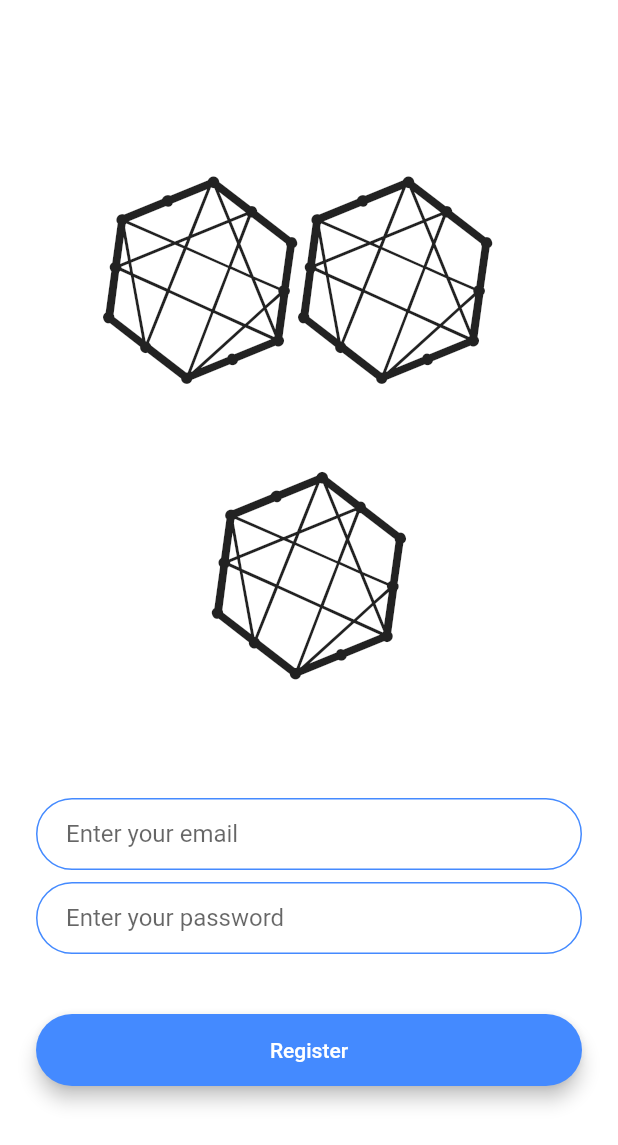
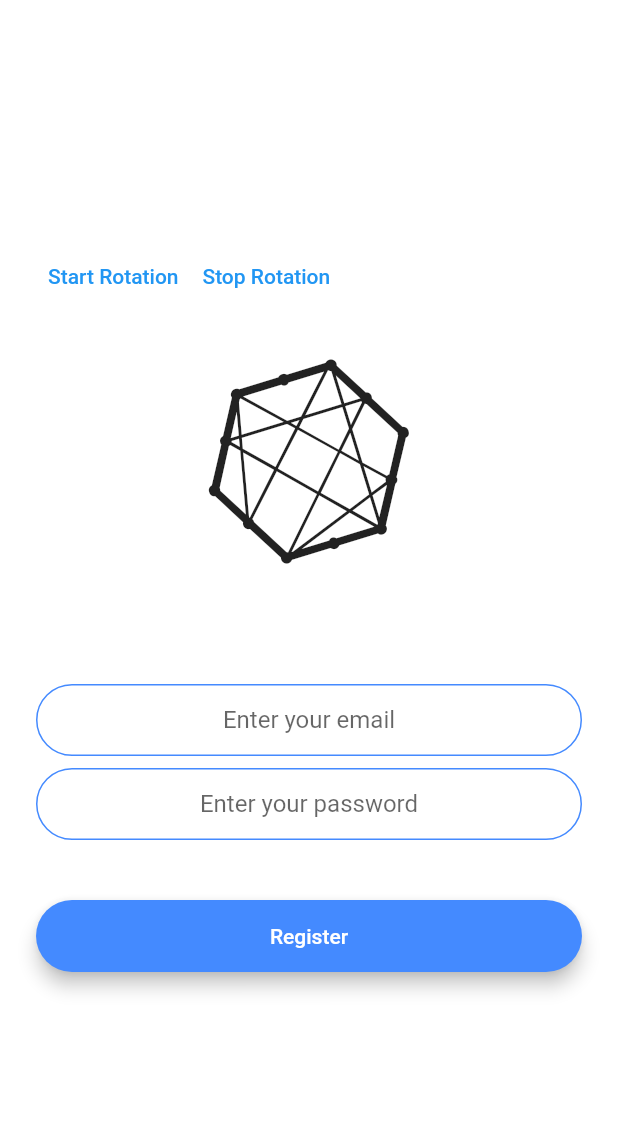
Before and after one commit to NoderCoder/SuperStoic, a Flutter app: the RegistrationScreen screen opened by its route, after a tap on "Register", on a phone screen of 412 x 824 dp. Shown: the top 1145 px of the screen. Run offline on Flutter 3.47's test engine with Material 2 defaults, Android fonts, the light colour scheme and no system bars; our stand-ins replace animated_text_kit, firebase_auth, firebase_core, font_awesome_flutter; accounts and stored records are empty.

Commit message:
only IOS fire registeration working

```diff
--- a/lib/main.dart
+++ b/lib/main.dart
@@ -5,7 +5,13 @@ import 'screens/Quotes/stoicquotes.dart';
 import 'package:flutter/material.dart';
 import 'registerationscreen.dart';
 import 'loginscreen.dart';
-void main() {
+import 'package:firebase_core/firebase_core.dart';
+
+void main() async {
+  // Ensure that Firebase is initialized
+  WidgetsFlutterBinding.ensureInitialized();
+  // Initialize Firebase
+  await Firebase.initializeApp();
   runApp(MyApp());
 }
 
--- a/lib/registerationscreen.dart
+++ b/lib/registerationscreen.dart
@@ -1,13 +1,21 @@
 import 'package:flutter/material.dart';
 import 'package:font_awesome_flutter/font_awesome_flutter.dart';
+import 'package:firebase_auth/firebase_auth.dart';
+import 'package:stoicmonk/homescreen.dart';
 
 class RegistrationScreen extends StatefulWidget {
   static String id = "RegistrationScreen";
+
+
   @override
   _RegistrationScreenState createState() => _RegistrationScreenState();
 }
 
 class _RegistrationScreenState extends State<RegistrationScreen> with SingleTickerProviderStateMixin{
+  final _auth = FirebaseAuth.instance;
+
+  String email;
+  String password;
   AnimationController animationController;
   @override
   void initState(){
@@ -30,43 +38,11 @@ class _RegistrationScreenState extends State<RegistrationScreen> with SingleTick
           crossAxisAlignment: CrossAxisAlignment.stretch,
           children: <Widget>[
             Row(
-              mainAxisAlignment: MainAxisAlignment.center,
               children: [
-                //Rotating Widget
-                Container(
-                  child: AnimatedBuilder(
-                    animation: animationController,
-                    child: Container(
-                      height: 200.0,
-                      // child: Image.network('https://flutter-examples.com/wp-content/uploads/2020/01/yin_yang.png',width: 150, height: 150, fit: BoxFit.contain,),
-                      child: Icon(
-                        FontAwesomeIcons.connectdevelop, size: 130,
-                      ),
-                    ),
-                    builder: (BuildContext context,  Widget _widget ){
-                      return Transform.rotate(angle: animationController.value*6.3,child: _widget,);
-                    },
-                  ),
-                ),
-                //Rotating Widget
-                Container(
-                  child: AnimatedBuilder(
-                    animation: animationController,
-                    child: Container(
-                      height: 200.0,
-                      // child: Image.network('https://flutter-examples.com/wp-content/uploads/2020/01/yin_yang.png',width: 150, height: 150, fit: BoxFit.contain,),
-                      child: Icon(
-                        FontAwesomeIcons.connectdevelop, size: 130,
-                      ),
-                    ),
-                    builder: (BuildContext context,  Widget _widget ){
-                      return Transform.rotate(angle: animationController.value*6.3,child: _widget,);
-                    },
-                  ),
-                ),
+                TextButton(onPressed: (){startRotation();}, child: Text("Start Rotation")),
+                TextButton(onPressed: (){stopRotation();}, child: Text("Stop Rotation")),
               ],
             ),
-            //Rotating Widget
             Container(
               child: AnimatedBuilder(
                 animation: animationController,
@@ -86,7 +62,10 @@ class _RegistrationScreenState extends State<RegistrationScreen> with SingleTick
               height: 48.0,
             ),
             TextField(
+              keyboardType: TextInputType.emailAddress,
+              textAlign: TextAlign.center,
               onChanged: (value) {
+                email = value;
                 //Do something with the user input.
               },
               decoration: InputDecoration(
@@ -110,7 +89,10 @@ class _RegistrationScreenState extends State<RegistrationScreen> with SingleTick
               height: 8.0,
             ),
             TextField(
+              obscureText: true,
+              textAlign: TextAlign.center,
               onChanged: (value) {
+                password = value;
                 //Do something with the user input.
               },
               decoration: InputDecoration(
@@ -140,11 +122,17 @@ class _RegistrationScreenState extends State<RegistrationScreen> with SingleTick
                 borderRadius: BorderRadius.all(Radius.circular(30.0)),
                 elevation: 5.0,
                 child: MaterialButton(
-                  onPressed: () {
-                    // stopRotation();
-                    startRotation();
-                    print(animationController.value);
-                    //Implement registration functionality.
+                  onPressed: () async {
+                    try {
+                      final newUser = await _auth
+                          .createUserWithEmailAndPassword(
+                          email: email, password: password);
+                      print(animationController.value);
+                      if(newUser != null){
+                        Navigator.pushNamed(context, HomeScreen.id);
+                      }
+                    }
+                    catch(e){print(e);}//Implement registration functionality.
                   },
                   minWidth: 200.0,
                   height: 42.0,
```
